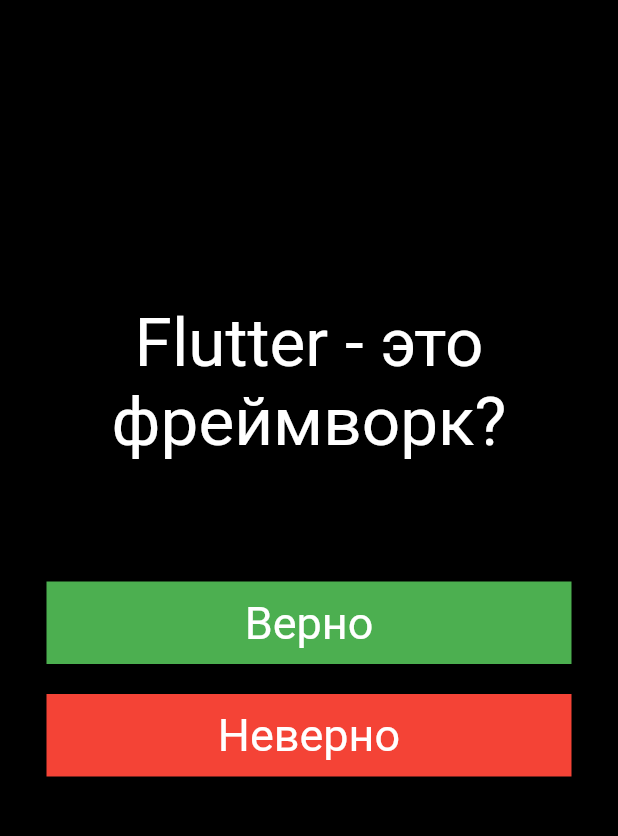
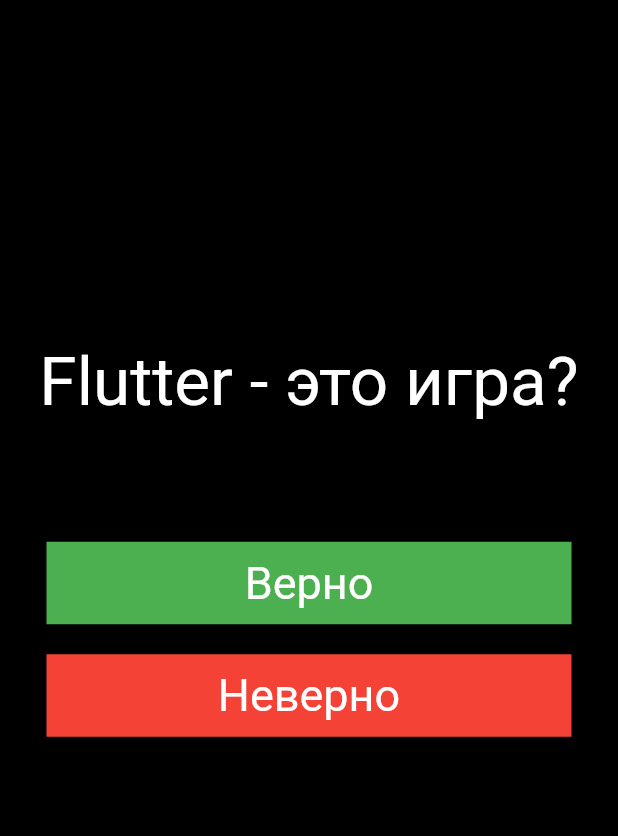
Before and after one commit to fluttberry/quiz_app, a Flutter app: the screen it shows after launch, on a phone screen of 412 x 824 dp, the part 68-904 px from its top. Run offline on Flutter 3.47's test engine with Material 2 defaults, Android fonts, the phone set to English and light mode, and no system bars.

Commit message:
quiz_app_ongoing

```diff
--- /dev/null
+++ b/lib/data/local_data/local_data.dart
@@ -0,0 +1,17 @@
+import 'package:quiz_app/model/quiz_model.dart';
+
+class LocalData {
+  int katarNomer = 1;
+  List<QuizModel> suroolorJooptor = [
+    QuizModel(suroolor: 'Flutter - это фреймворк?', jooptor: true),
+    QuizModel(suroolor: 'Flutter - это игра?', jooptor: false),
+    QuizModel(suroolor: 'Язык Flutter - это Dart?', jooptor: true),
+  ];
+  String surooAlipKel() {
+    return suroolorJooptor[katarNomer].suroolor;
+  }
+
+  bool joopalipKel() {
+    return suroolorJooptor[katarNomer].jooptor;
+  }
+}
--- a/lib/main_page.dart
+++ b/lib/main_page.dart
@@ -1,4 +1,5 @@
 import 'package:flutter/material.dart';
+import 'package:quiz_app/data/local_data/local_data.dart';
 
 class QuizApp extends StatefulWidget {
   const QuizApp({super.key});
@@ -27,9 +28,9 @@ class _QuizAppState extends State<QuizApp> {
           mainAxisAlignment: MainAxisAlignment.center,
           // ignore: prefer_const_literals_to_create_immutables
           children: [
-            const Text('Flutter - это фреймворк?',
+            Text(LocalData().surooAlipKel(),
                 textAlign: TextAlign.center,
-                style: TextStyle(
+                style: const TextStyle(
                   fontSize: 45,
                   color: Colors.white,
                 )),
--- /dev/null
+++ b/lib/model/quiz_model.dart
@@ -0,0 +1,6 @@
+class QuizModel {
+  final String suroolor;
+  final bool jooptor;
+  QuizModel({required this.suroolor, required this.jooptor});
+
+}
```
